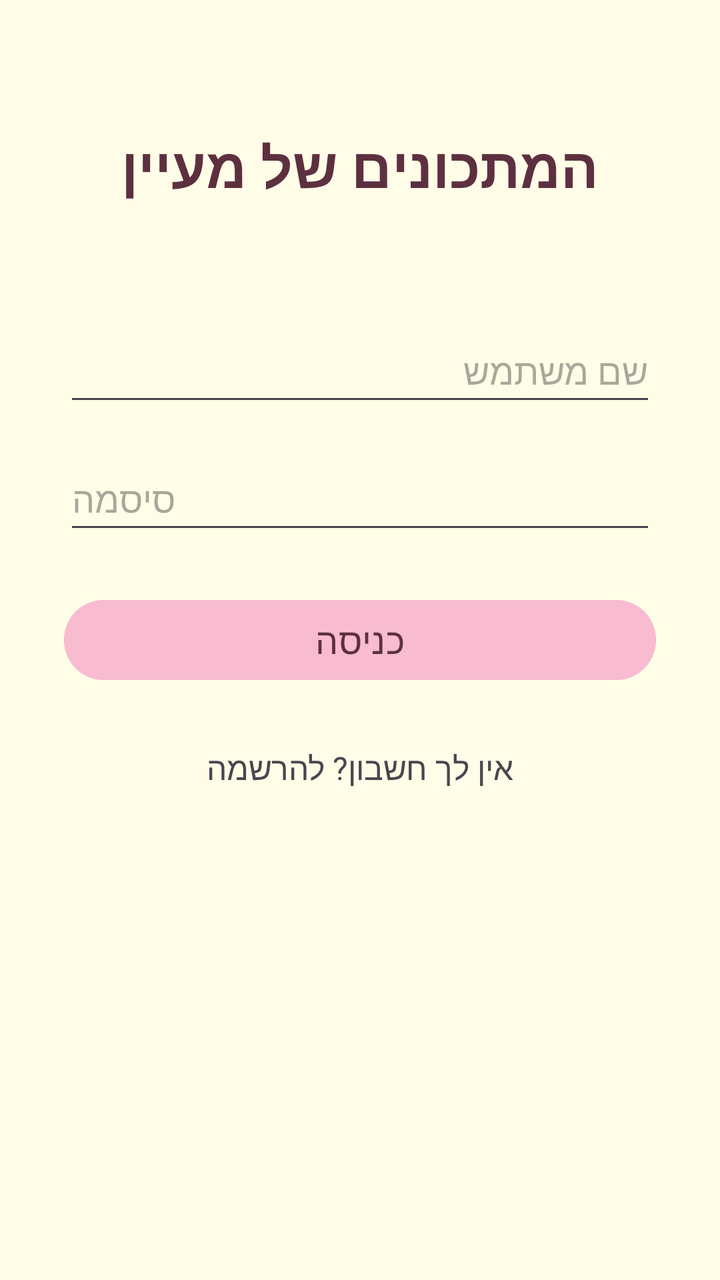
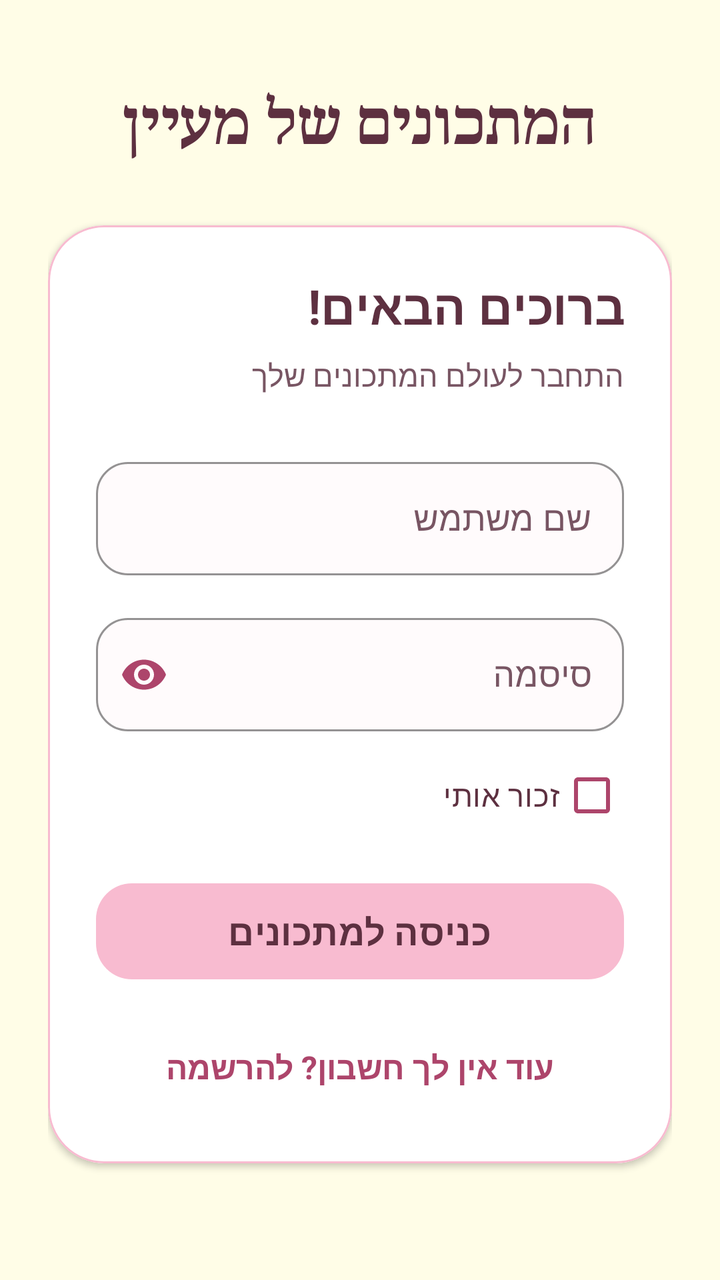

Before-and-after screenshots of an Android layout around one commit, followed by the original layout XML and the change that was made.
<!-- AndroidManifest.xml: application theme Theme.Recipesbymaayan -->
<!-- res/layout/activity_login.xml -->
<?xml version="1.0" encoding="utf-8"?>
<androidx.constraintlayout.widget.ConstraintLayout xmlns:android="http://schemas.android.com/apk/res/android"
    xmlns:app="http://schemas.android.com/apk/res-auto"
    xmlns:tools="http://schemas.android.com/tools"
    android:id="@+id/main"
    android:layout_width="match_parent"
    android:layout_height="match_parent"
    android:background="#FFFDE7"
    tools:context=".LoginActivity">
    <TextView
        android:id="@+id/tvLoginTitle"
        android:layout_width="0dp"
        android:layout_height="wrap_content"
        android:layout_marginStart="32dp"
        android:layout_marginEnd="32dp"
        android:layout_marginTop="64dp"
        android:text="המתכונים של מעיין"
        android:textSize="28sp"
        android:textStyle="bold"
        android:textColor="#5D3040"
        android:gravity="center"
        app:layout_constraintTop_toTopOf="parent"
        app:layout_constraintStart_toStartOf="parent"
        app:layout_constraintEnd_toEndOf="parent" />
    <EditText
        android:id="@+id/etUsername"
        android:layout_width="0dp"
        android:layout_height="wrap_content"
        android:layout_marginStart="32dp"
        android:layout_marginEnd="32dp"
        android:layout_marginTop="160dp"
        android:minHeight="48dp"
        android:hint="שם משתמש"
        android:inputType="text"
        app:layout_constraintTop_toTopOf="parent"
        app:layout_constraintStart_toStartOf="parent"
        app:layout_constraintEnd_toEndOf="parent" />
    <EditText
        android:id="@+id/etPassword"
        android:layout_width="0dp"
        android:layout_height="wrap_content"
        android:layout_marginStart="32dp"
        android:layout_marginEnd="32dp"
        android:layout_marginTop="16dp"
        android:minHeight="48dp"
        android:hint="סיסמה"
        android:inputType="textPassword"
        app:layout_constraintTop_toBottomOf="@id/etUsername"
        app:layout_constraintStart_toStartOf="parent"
        app:layout_constraintEnd_toEndOf="parent" />
    <Button
        android:id="@+id/btnLogin"
        android:layout_width="0dp"
        android:layout_height="wrap_content"
        android:layout_marginStart="32dp"
        android:layout_marginEnd="32dp"
        android:layout_marginTop="24dp"
        android:text="כניסה"
        android:backgroundTint="#F8BBD0"
        android:textColor="#5D3040"
        android:textSize="18sp"
        app:layout_constraintTop_toBottomOf="@id/etPassword"
        app:layout_constraintStart_toStartOf="parent"
        app:layout_constraintEnd_toEndOf="parent" />
    <TextView
        android:id="@+id/tvRegister"
        android:layout_width="wrap_content"
        android:layout_height="wrap_content"
        android:layout_marginTop="16dp"
        android:minHeight="48dp"
        android:gravity="center"
        android:text="אין לך חשבון? להרשמה"
        android:textSize="16sp"
        app:layout_constraintTop_toBottomOf="@id/btnLogin"
        app:layout_constraintStart_toStartOf="parent"
        app:layout_constraintEnd_toEndOf="parent" />
</androidx.constraintlayout.widget.ConstraintLayout>
<!-- resources referenced by this layout -->
<resources>
  <style name="Theme.Recipesbymaayan" parent="Base.Theme.Recipesbymaayan" />
  <style name="Base.Theme.Recipesbymaayan" parent="Theme.Material3.DayNight.NoActionBar">
          
          
      </style>
</resources>

<!-- the commit's change to res/layout/activity_login.xml (unified diff, before → after) -->
@@ -1,5 +1,6 @@
 <?xml version="1.0" encoding="utf-8"?>
-<androidx.constraintlayout.widget.ConstraintLayout xmlns:android="http://schemas.android.com/apk/res/android"
+<androidx.constraintlayout.widget.ConstraintLayout
+    xmlns:android="http://schemas.android.com/apk/res/android"
     xmlns:app="http://schemas.android.com/apk/res-auto"
     xmlns:tools="http://schemas.android.com/tools"
     android:id="@+id/main"
@@ -7,71 +8,167 @@
     android:layout_height="match_parent"
     android:background="#FFFDE7"
     tools:context=".LoginActivity">
-    <TextView
-        android:id="@+id/tvLoginTitle"
+
+    <ScrollView
         android:layout_width="0dp"
-        android:layout_height="wrap_content"
-        android:layout_marginStart="32dp"
-        android:layout_marginEnd="32dp"
-        android:layout_marginTop="64dp"
-        android:text="המתכונים של מעיין"
-        android:textSize="28sp"
-        android:textStyle="bold"
-        android:textColor="#5D3040"
-        android:gravity="center"
+        android:layout_height="0dp"
+        android:fillViewport="true"
         app:layout_constraintTop_toTopOf="parent"
+        app:layout_constraintBottom_toBottomOf="parent"
         app:layout_constraintStart_toStartOf="parent"
-        app:layout_constraintEnd_toEndOf="parent" />
-    <EditText
-        android:id="@+id/etUsername"
-        android:layout_width="0dp"
-        android:layout_height="wrap_content"
-        android:layout_marginStart="32dp"
-        android:layout_marginEnd="32dp"
-        android:layout_marginTop="160dp"
-        android:minHeight="48dp"
-        android:hint="שם משתמש"
-        android:inputType="text"
-        app:layout_constraintTop_toTopOf="parent"
-        app:layout_constraintStart_toStartOf="parent"
-        app:layout_constraintEnd_toEndOf="parent" />
-    <EditText
-        android:id="@+id/etPassword"
-        android:layout_width="0dp"
-        android:layout_height="wrap_content"
-        android:layout_marginStart="32dp"
-        android:layout_marginEnd="32dp"
-        android:layout_marginTop="16dp"
-        android:minHeight="48dp"
-        android:hint="סיסמה"
-        android:inputType="textPassword"
-        app:layout_constraintTop_toBottomOf="@id/etUsername"
-        app:layout_constraintStart_toStartOf="parent"
-        app:layout_constraintEnd_toEndOf="parent" />
-    <Button
-        android:id="@+id/btnLogin"
-        android:layout_width="0dp"
-        android:layout_height="wrap_content"
-        android:layout_marginStart="32dp"
-        android:layout_marginEnd="32dp"
-        android:layout_marginTop="24dp"
-        android:text="כניסה"
-        android:backgroundTint="#F8BBD0"
-        android:textColor="#5D3040"
-        android:textSize="18sp"
-        app:layout_constraintTop_toBottomOf="@id/etPassword"
-        app:layout_constraintStart_toStartOf="parent"
-        app:layout_constraintEnd_toEndOf="parent" />
-    <TextView
-        android:id="@+id/tvRegister"
-        android:layout_width="wrap_content"
-        android:layout_height="wrap_content"
-        android:layout_marginTop="16dp"
-        android:minHeight="48dp"
-        android:gravity="center"
-        android:text="אין לך חשבון? להרשמה"
-        android:textSize="16sp"
-        app:layout_constraintTop_toBottomOf="@id/btnLogin"
-        app:layout_constraintStart_toStartOf="parent"
-        app:layout_constraintEnd_toEndOf="parent" />
+        app:layout_constraintEnd_toEndOf="parent">
+
+        <LinearLayout
+            android:layout_width="match_parent"
+            android:layout_height="wrap_content"
+            android:orientation="vertical"
+            android:layoutDirection="rtl"
+            android:paddingStart="24dp"
+            android:paddingEnd="24dp"
+            android:paddingTop="40dp"
+            android:paddingBottom="32dp">
+
+            <TextView
+                android:id="@+id/tvLoginTitle"
+                android:layout_width="match_parent"
+                android:layout_height="wrap_content"
+                android:text="המתכונים של מעיין"
+                android:textSize="30sp"
+                android:textStyle="bold"
+                android:fontFamily="serif"
+                android:textColor="#5D3040"
+                android:gravity="center" />
+
+            <com.google.android.material.card.MaterialCardView
+                android:layout_width="match_parent"
+                android:layout_height="wrap_content"
+                android:layout_marginTop="32dp"
+                app:cardBackgroundColor="#FFFFFF"
+                app:cardCornerRadius="28dp"
+                app:cardElevation="2dp"
+                app:strokeColor="#F8BBD0"
+                app:strokeWidth="1dp">
+
+                <LinearLayout
+                    android:layout_width="match_parent"
+                    android:layout_height="wrap_content"
+                    android:orientation="vertical"
+                    android:padding="24dp">
+
+                    <TextView
+                        android:layout_width="match_parent"
+                        android:layout_height="wrap_content"
+                        android:text="ברוכים הבאים!"
+                        android:textSize="24sp"
+                        android:textStyle="bold"
+                        android:textColor="#5D3040" />
+
+                    <TextView
+                        android:layout_width="match_parent"
+                        android:layout_height="wrap_content"
+                        android:layout_marginTop="8dp"
+                        android:text="התחבר לעולם המתכונים שלך"
+                        android:textSize="15sp"
+                        android:textColor="#785563" />
+
+                    <com.google.android.material.textfield.TextInputLayout
+                        style="@style/Widget.MaterialComponents.TextInputLayout.OutlinedBox"
+                        android:layout_width="match_parent"
+                        android:layout_height="wrap_content"
+                        android:layout_marginTop="28dp"
+                        android:hint="שם משתמש"
+                        android:textColorHint="#785563"
+                        app:hintTextColor="#AD456B"
+                        app:boxBackgroundColor="#FFFBFC"
+                        app:boxStrokeColor="#AD456B"
+                        app:boxCornerRadiusTopStart="16dp"
+                        app:boxCornerRadiusTopEnd="16dp"
+                        app:boxCornerRadiusBottomStart="16dp"
+                        app:boxCornerRadiusBottomEnd="16dp">
+
+                        <com.google.android.material.textfield.TextInputEditText
+                            android:id="@+id/etUsername"
+                            android:layout_width="match_parent"
+                            android:layout_height="wrap_content"
+                            android:minHeight="56dp"
+                            android:inputType="text"
+                            android:maxLines="1"
+                            android:textSize="17sp"
+                            android:textColor="#5D3040" />
+
+                    </com.google.android.material.textfield.TextInputLayout>
+
+                    <com.google.android.material.textfield.TextInputLayout
+                        style="@style/Widget.MaterialComponents.TextInputLayout.OutlinedBox"
+                        android:layout_width="match_parent"
+                        android:layout_height="wrap_content"
+                        android:layout_marginTop="16dp"
+                        android:hint="סיסמה"
+                        android:textColorHint="#785563"
+                        app:hintTextColor="#AD456B"
+                        app:boxBackgroundColor="#FFFBFC"
+                        app:boxStrokeColor="#AD456B"
+                        app:boxCornerRadiusTopStart="16dp"
+                        app:boxCornerRadiusTopEnd="16dp"
+                        app:boxCornerRadiusBottomStart="16dp"
+                        app:boxCornerRadiusBottomEnd="16dp"
+                        app:endIconMode="password_toggle"
+                        app:endIconTint="#AD456B">
+
+                        <com.google.android.material.textfield.TextInputEditText
+                            android:id="@+id/etPassword"
+                            android:layout_width="match_parent"
+                            android:layout_height="wrap_content"
+                            android:minHeight="56dp"
+                            android:inputType="textPassword"
+                            android:maxLines="1"
+                            android:textSize="17sp"
+                            android:textColor="#5D3040" />
+
+                    </com.google.android.material.textfield.TextInputLayout>
+
+                    <CheckBox
+                        android:id="@+id/cbRememberMe"
+                        android:layout_width="wrap_content"
+                        android:layout_height="wrap_content"
+                        android:layout_marginTop="8dp"
+                        android:minHeight="48dp"
+                        android:text="זכור אותי"
+                        android:textSize="15sp"
+                        android:textColor="#5D3040"
+                        android:buttonTint="#AD456B" />
+
+                    <com.google.android.material.button.MaterialButton
+                        android:id="@+id/btnLogin"
+                        android:layout_width="match_parent"
+                        android:layout_height="wrap_content"
+                        android:layout_marginTop="16dp"
+                        android:minHeight="56dp"
+                        android:text="כניסה למתכונים"
+                        android:textSize="18sp"
+                        android:textStyle="bold"
+                        android:textColor="#5D3040"
+                        app:backgroundTint="#F8BBD0"
+                        app:cornerRadius="18dp" />
+
+                    <TextView
+                        android:id="@+id/tvRegister"
+                        android:layout_width="match_parent"
+                        android:layout_height="wrap_content"
+                        android:layout_marginTop="16dp"
+                        android:minHeight="48dp"
+                        android:gravity="center"
+                        android:text="עוד אין לך חשבון? להרשמה"
+                        android:textSize="16sp"
+                        android:textStyle="bold"
+                        android:textColor="#AD456B" />
+
+                </LinearLayout>
+
+            </com.google.android.material.card.MaterialCardView>
+
+        </LinearLayout>
+
+    </ScrollView>
+
 </androidx.constraintlayout.widget.ConstraintLayout>
